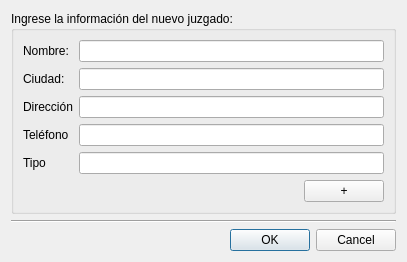
This is AbogadosDesktop/src/gui/uis/nuevoJuzgado.ui in ehmsoft/Desktop as Qt 5 draws it before an edit. The edited form follows.
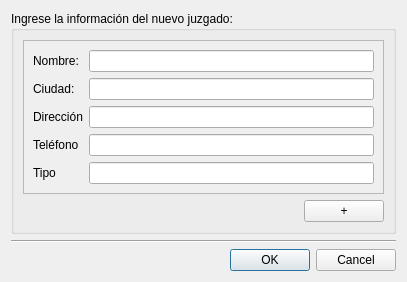
This is the edited form.

Commit message: Se agrega un ScrollArea para ver multiples campos personalizados

```diff
--- a/AbogadosDesktop/src/gui/uis/nuevoJuzgado.ui
+++ b/AbogadosDesktop/src/gui/uis/nuevoJuzgado.ui
@@ -54,8 +54,23 @@
      <property name="title">
       <string>Ingrese la información del nuevo juzgado:</string>
      </property>
-     <layout class="QGridLayout" name="gridLayout_2">
-      <item row="0" column="0">
+     <layout class="QVBoxLayout" name="verticalLayout">
+      <item>
+       <widget class="QScrollArea" name="scrollArea">
+        <property name="widgetResizable">
+         <bool>true</bool>
+        </property>
+        <widget class="QWidget" name="scrollAreaWidgetContents">
+         <property name="geometry">
+          <rect>
+           <x>0</x>
+           <y>0</y>
+           <width>379</width>
+           <height>136</height>
+          </rect>
+         </property>
+         <layout class="QVBoxLayout" name="verticalLayout_2">
+          <item>
        <layout class="QFormLayout" name="formLayout">
         <property name="fieldGrowthPolicy">
          <enum>QFormLayout::ExpandingFieldsGrow</enum>
@@ -127,7 +142,11 @@
         </item>
        </layout>
       </item>
-      <item row="1" column="0">
+         </layout>
+        </widget>
+       </widget>
+      </item>
+      <item>
        <widget class="QPushButton" name="btnAdd">
         <property name="sizePolicy">
          <sizepolicy hsizetype="Fixed" vsizetype="Fixed">
```
Lines whose indentation alone changed are shown as unchanged. The commit also changes 5 other files.
